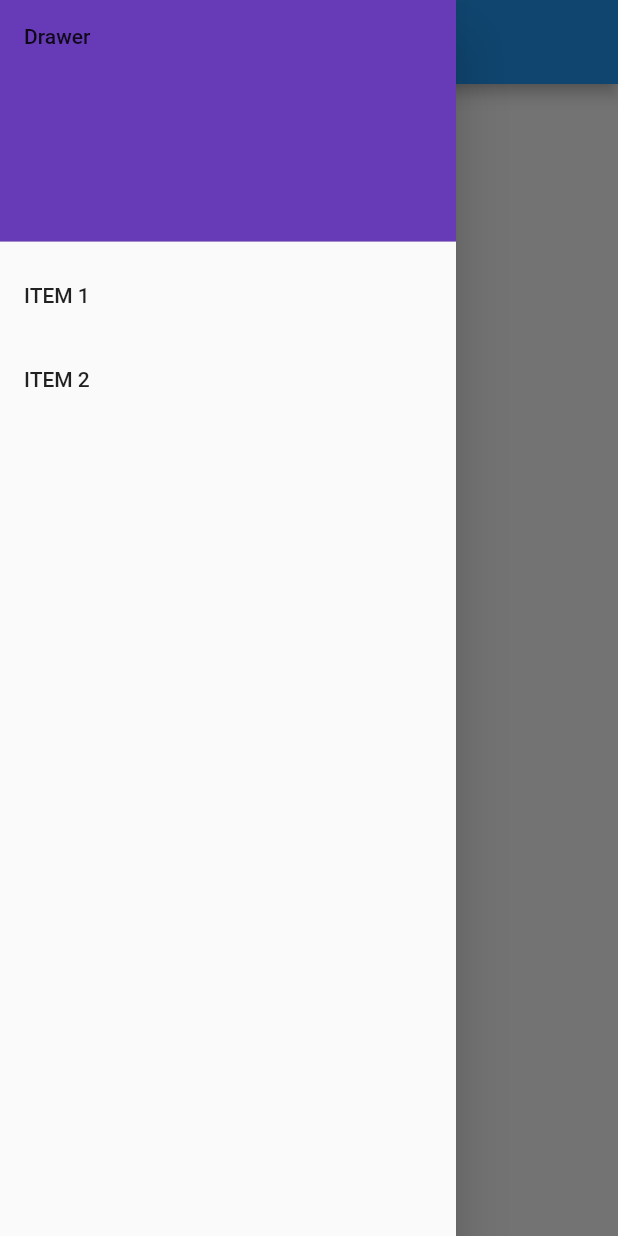
After one commit to gauthumj/Real-Time-Bus-Tracker, a Flutter app: the screen it shows after launch, with the side drawer open, on a phone screen of 412 x 824 dp. The commit adds this screen. Run offline on Flutter 3.47's test engine with Material 2 defaults, Android fonts, the phone set to English and light mode, and no system bars; our stand-ins replace google_maps_flutter.

Commit message:
modified structure

```diff
--- /dev/null
+++ b/real_time_bus_tracker/lib/UI/home.dart
@@ -0,0 +1,33 @@
+import 'package:flutter/material.dart';
+import 'package:google_maps_flutter/google_maps_flutter.dart';
+
+class Home extends StatelessWidget{
+  @override
+  Widget build(BuildContext context) {
+    return MaterialApp(
+      home: Scaffold(
+        appBar: AppBar(
+          title: Text('Test'),
+        ),
+        drawer: Drawer(
+          child: ListView(
+            padding: EdgeInsets.zero,
+            children: <Widget>[
+              DrawerHeader(
+                child: Text("Drawer"),
+                decoration: BoxDecoration(
+                    color: Colors.deepPurple),
+              ),
+              ListTile(
+                title: Text('ITEM 1'), //add on-tap functions
+              ),
+              ListTile(
+                title: Text('ITEM 2'), //add on-tap functions
+              )
+            ],
+          ),
+        ),
+      ),
+    );
+  }
+}
--- a/real_time_bus_tracker/lib/main.dart
+++ b/real_time_bus_tracker/lib/main.dart
@@ -1,4 +1,6 @@
+import 'package:flutter/cupertino.dart';
 import 'package:flutter/material.dart';
+import './UI/home.dart';
 
 void main() {
   runApp(MyApp());
@@ -9,33 +11,9 @@ class MyApp extends StatelessWidget {
   @override
   Widget build(BuildContext context) {
     return MaterialApp(
+      debugShowCheckedModeBanner: false,
       title: 'Base',
-      home: Scaffold(
-        appBar: AppBar(
-          title: Text('Test'),
-        ),
-        drawer: Drawer(
-          child: ListView(
-            padding: EdgeInsets.zero,
-            children: <Widget>[
-              DrawerHeader(
-                child: Text("Drawer"),
-                decoration: BoxDecoration(
-                  color: Colors.deepPurple
-                ),
-              ),
-              ListTile(
-                title: Text('ITEM 1'),        //add on-tap functions
-              ),
-              ListTile(
-                title: Text('ITEM 2'),        //add on-tap functions
-              )
-            ],
-          ),
-        ),
-
-      ),
-
+      home: Home(),
     );
   }
 }
```
